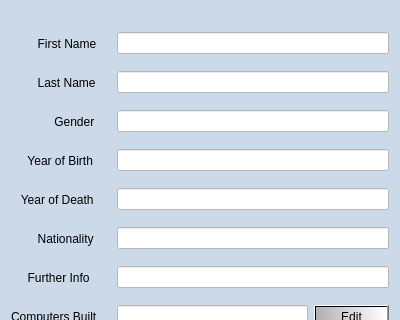
Qt form verklegt_vika_3/verklegt_GUI/UI/editstudentdialog.ui (vilhjalmur12/verklegt_1) before a commit; both pictures show x 0 to 400 and y 275 to 595 of the 400 by 677 pixel window.
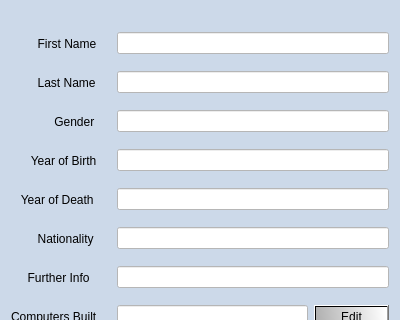
The same form after that commit. Icons and pictures are not drawn.

Commit message: laga staðinn fyrir yod

Diff of the .ui file:
```diff
--- a/verklegt_vika_3/verklegt_GUI/UI/editstudentdialog.ui
+++ b/verklegt_vika_3/verklegt_GUI/UI/editstudentdialog.ui
@@ -160,7 +160,7 @@
             </size>
            </property>
            <property name="text">
-            <string>     Year of Birth</string>
+            <string>      Year of Birth</string>
            </property>
           </widget>
          </item>
```
